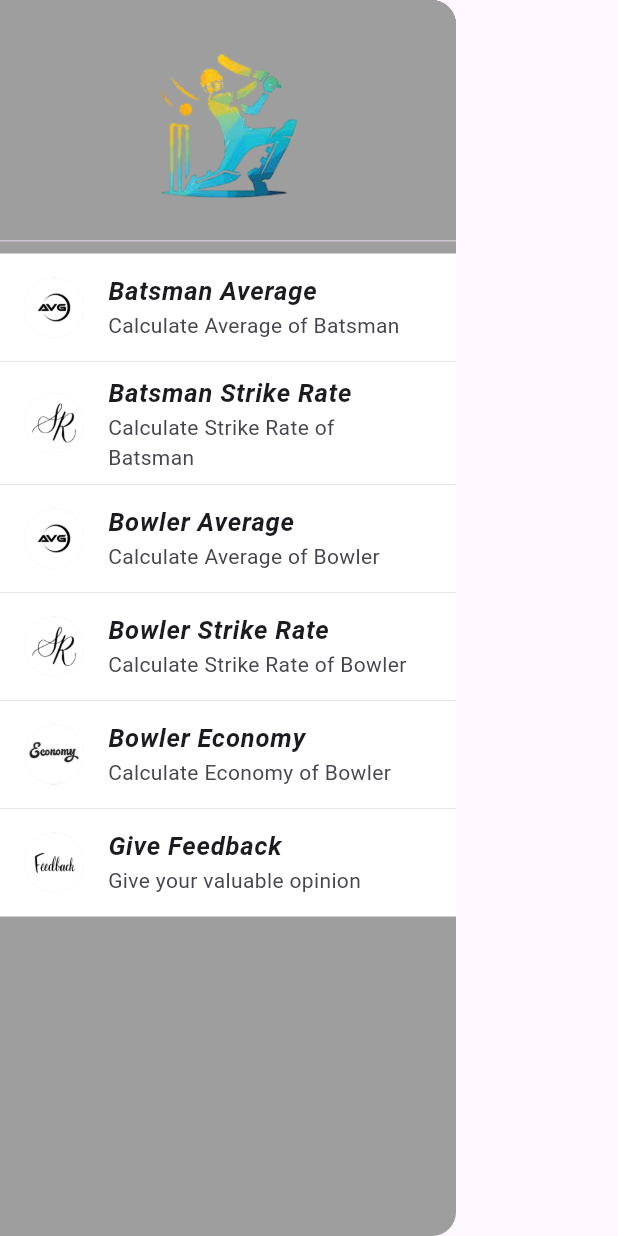
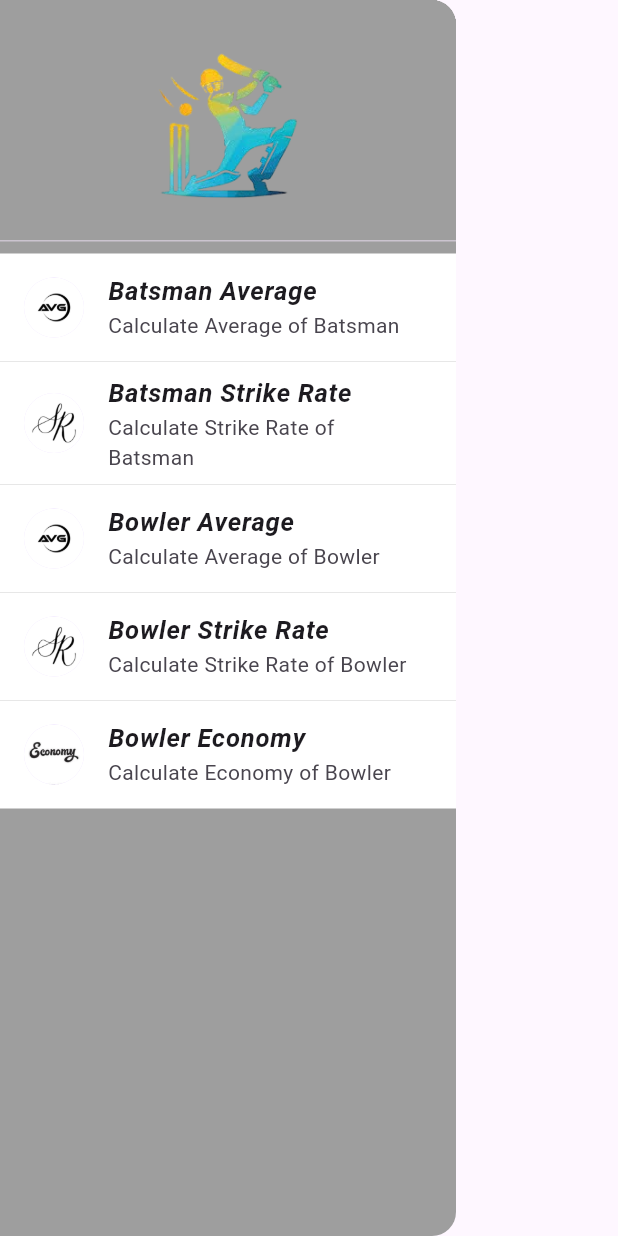
Before and after one commit to khubaibhusain45/Cricket-Stats-Calculator-Flutter, a Flutter app: the AppDrawer widget shown alone on an empty page, opened directly, on a phone screen of 412 x 824 dp. Run offline on Flutter 3.47's test engine with Material 3 defaults, Android fonts, the phone set to English and light mode, and no system bars.

Commit message:
Feedback item removed

```diff
--- a/lib/mainfiles/app_drawer.dart
+++ b/lib/mainfiles/app_drawer.dart
@@ -60,12 +60,7 @@ class AppDrawer extends StatelessWidget {
             subtitle: "Calculate Economy of Bowler",
             screen: BowlerEconomyWidget(),
           ),
-          _drawerItem(
-            context,
-            url: 'assets/images/f.png',
-            title: "Give Feedback",
-            subtitle: "Give your valuable opinion",
-          ),
+
         ],
       ),
     );
```
